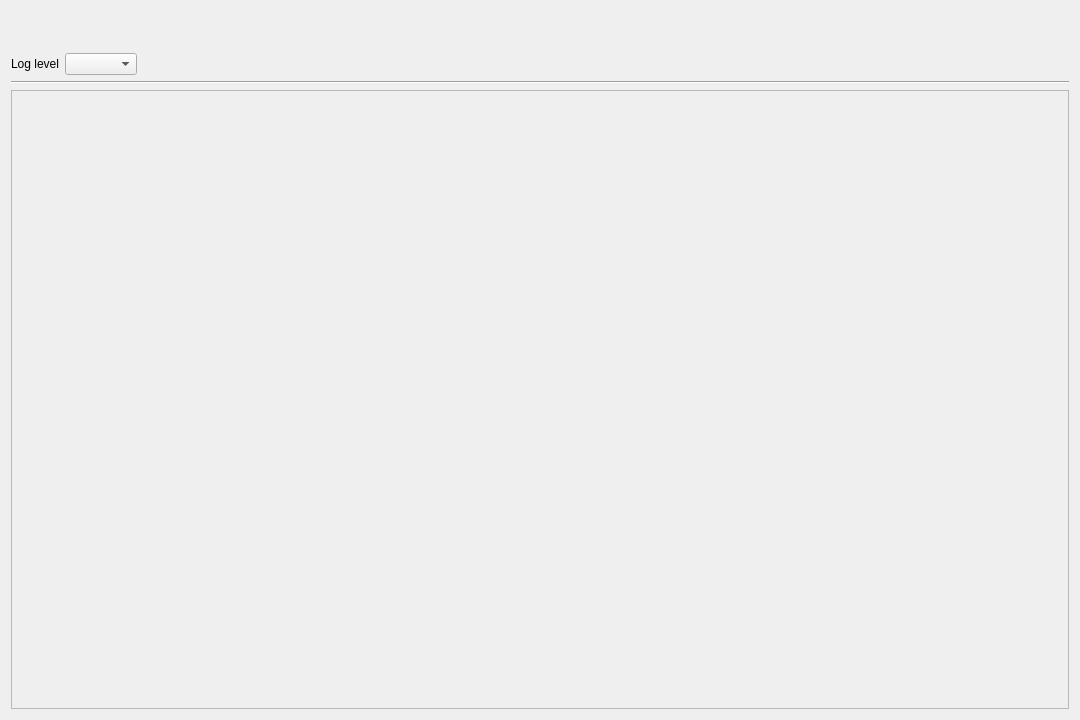
Old version of the form ui/mainwindow.ui in the repository LouisWatermeyer/condor_hardware_adapter.
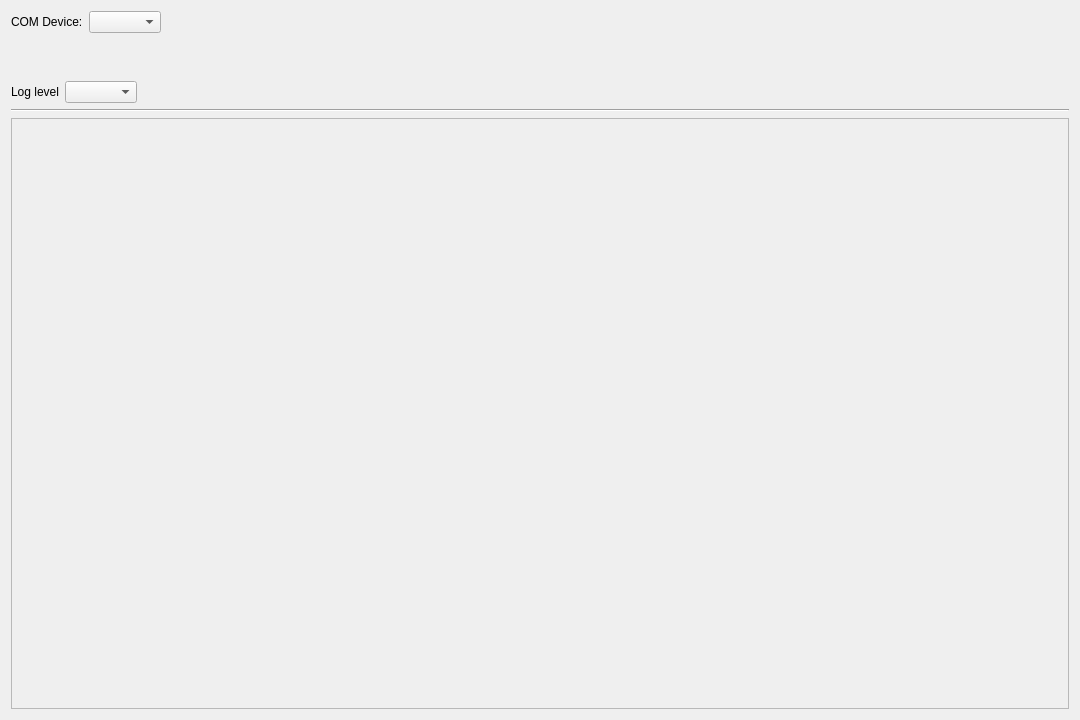
New version of the form. Custom widgets are drawn as their Qt base class.

What changed in the file:
```diff
--- a/ui/mainwindow.ui
+++ b/ui/mainwindow.ui
@@ -14,6 +14,33 @@
    <string>Condor Hardware Adapter</string>
   </property>
   <layout class="QVBoxLayout" name="verticalLayout">
+   <item>
+    <layout class="QHBoxLayout" name="horizontalLayout_2">
+     <item>
+      <widget class="QLabel" name="label_2">
+       <property name="text">
+        <string>COM Device:</string>
+       </property>
+      </widget>
+     </item>
+     <item>
+      <widget class="QComboBox" name="comDeviceCBox"/>
+     </item>
+     <item>
+      <spacer name="horizontalSpacer_2">
+       <property name="orientation">
+        <enum>Qt::Orientation::Horizontal</enum>
+       </property>
+       <property name="sizeHint" stdset="0">
+        <size>
+         <width>40</width>
+         <height>20</height>
+        </size>
+       </property>
+      </spacer>
+     </item>
+    </layout>
+   </item>
    <item>
     <layout class="QGridLayout" name="gridLayout">
      <property name="sizeConstraint">
```
